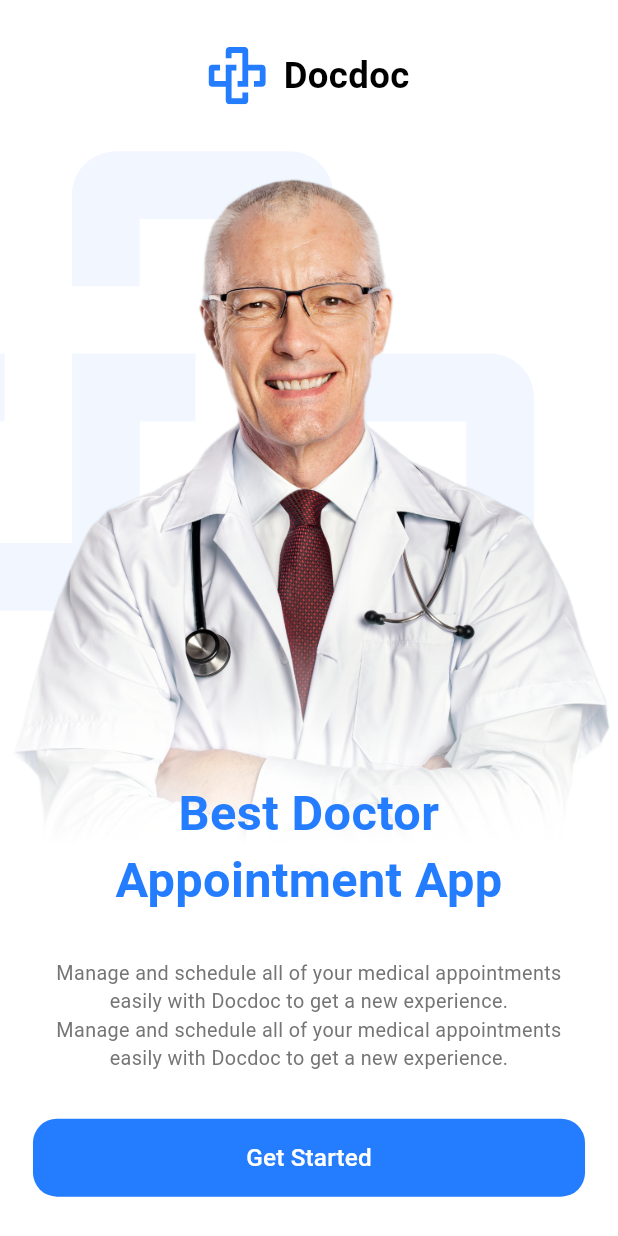
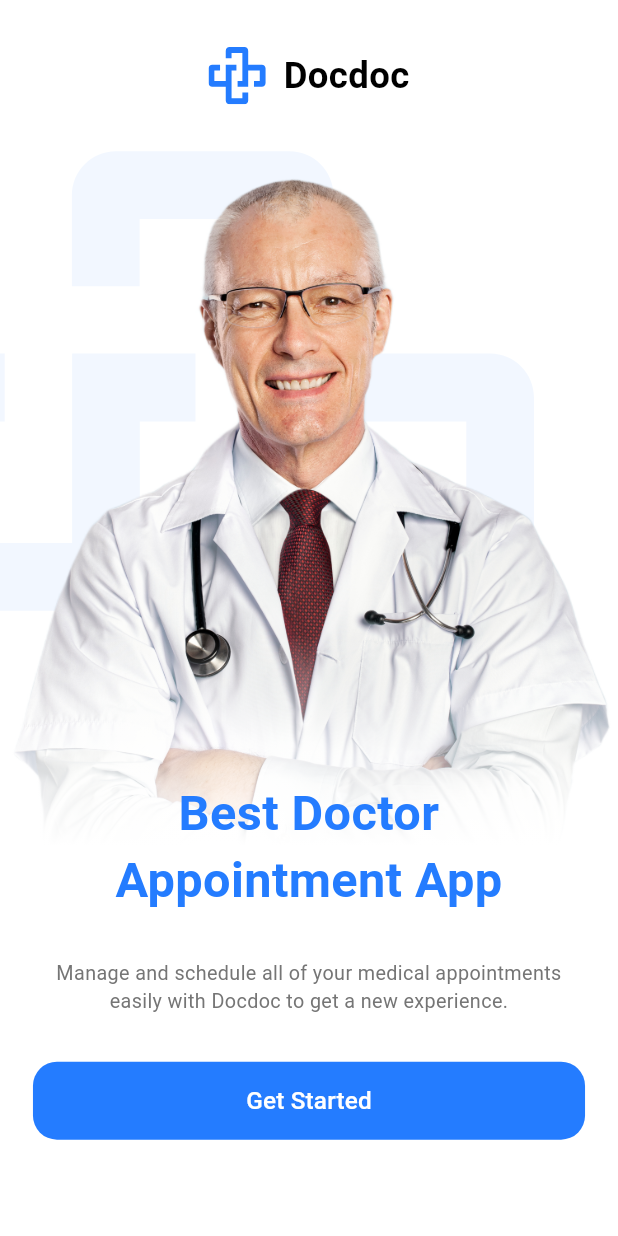
Before and after one commit to omar102030/ultimate_code_refrence, a Flutter app: the screen it shows after launch, on a phone screen of 412 x 824 dp. Run offline on Flutter 3.47's test engine with Material 3 defaults, Android fonts, the phone set to English and light mode, and no system bars; our stand-ins replace flutter_screenutil, flutter_svg.

Commit message:
fake push

```diff
--- a/lib/features/on_boarding/on_boarding_screen.dart
+++ b/lib/features/on_boarding/on_boarding_screen.dart
@@ -30,11 +30,6 @@ class OnBoardingScreen extends StatelessWidget {
                     textAlign: TextAlign.center,
                     style: TextStyles.font13GreyRegular,
                   ),
-                  Text(
-                    'Manage and schedule all of your medical appointments easily with Docdoc to get a new experience.',
-                    textAlign: TextAlign.center,
-                    style: TextStyles.font13GreyRegular,
-                  ),
                   30.ph,
                   const GetStartedButton()
                 ],
```
